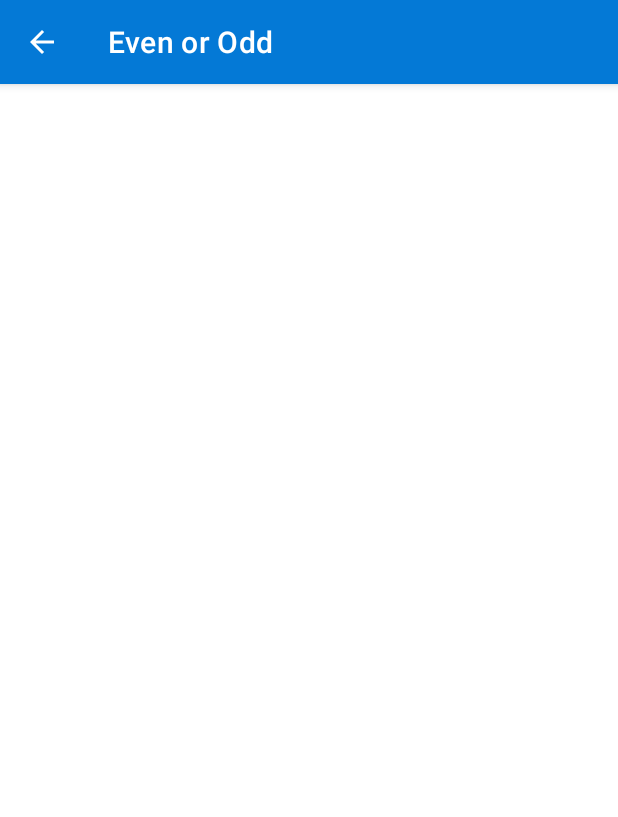
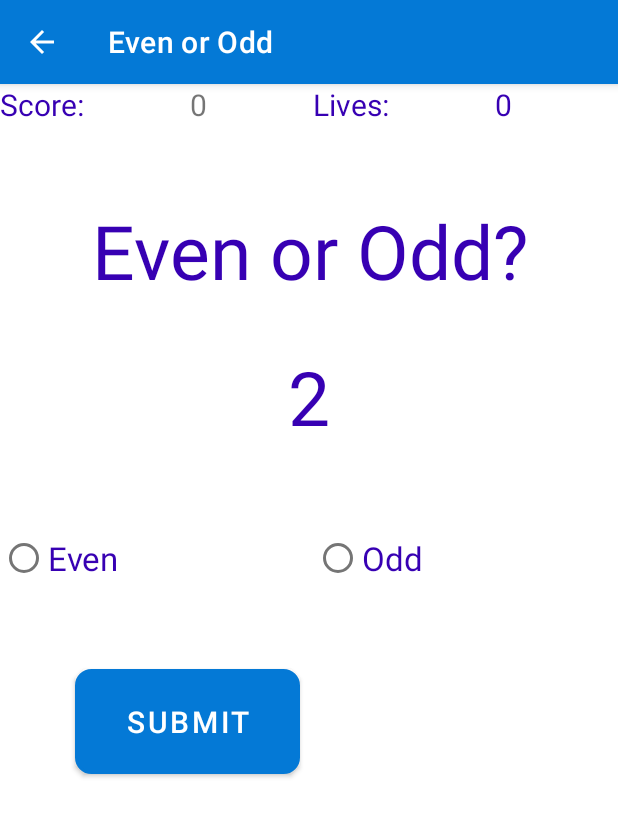
Before and after one commit to Abhi6921/AndroidMathGame, an Android app: the EvenOrOddActivity screen opened directly, with no data from a screen before it, on a phone screen of 412 x 824 dp. Shown: the top 817 px of the screen. Run offline under Robolectric (Android 15) with nearby library versions, the light colour scheme and no system bars.

Commit message:
front-end even-odd

```diff
--- a/app/src/main/res/layout/activity_even_or_odd.xml
+++ b/app/src/main/res/layout/activity_even_or_odd.xml
@@ -5,4 +5,97 @@
         xmlns:app="http://schemas.android.com/apk/res-auto"
         android:layout_width="match_parent"
         android:layout_height="wrap_content"
-        tools:context=".EvenOrOddActivity"/>
+        tools:context=".EvenOrOddActivity"
+        android:orientation="vertical">
+    <LinearLayout
+            android:orientation="horizontal"
+            android:layout_width="match_parent"
+            android:layout_height="wrap_content">
+        <TextView
+                android:text="Score:"
+                android:layout_width="wrap_content"
+                android:layout_height="wrap_content"
+                android:id="@+id/textView2"
+                android:layout_weight="1"
+                android:textColor="@color/purple_700"
+                android:textSize="20dp"
+                />
+        <TextView
+                android:text="0"
+                android:layout_width="wrap_content"
+                android:layout_height="wrap_content"
+                android:id="@+id/txtevenOddScore"
+                android:layout_weight="1"
+                android:textSize="20dp"
+                />
+        <TextView
+                android:text="Lives:"
+                android:layout_width="wrap_content"
+                android:layout_height="wrap_content"
+                android:id="@+id/textView7"
+                android:layout_weight="1"
+                android:textSize="20dp"
+                android:textColor="@color/purple_700"
+                />
+        <TextView
+                android:text="0"
+                android:layout_width="wrap_content"
+                android:layout_height="wrap_content"
+                android:id="@+id/txtevenOddLivesScore"
+                android:layout_weight="1"
+                android:textSize="20dp"
+                android:textColor="@color/purple_700"
+                />
+    </LinearLayout>
+    <TextView
+            android:text="Even or Odd?"
+            android:layout_width="match_parent"
+            android:layout_height="wrap_content"
+            android:id="@+id/textView10"
+            android:textSize="50dp"
+            android:gravity="center"
+            android:textColor="@color/purple_700"
+            android:layout_marginTop="50dp"/>
+    <TextView
+            android:text="2"
+            android:layout_width="match_parent"
+            android:layout_height="wrap_content"
+            android:id="@+id/textViewNumber"
+            android:layout_marginTop="30dp"
+            android:gravity="center"
+            android:textSize="50dp"
+            android:textColor="@color/purple_700"
+            />
+    <LinearLayout
+            android:orientation="horizontal"
+            android:layout_width="match_parent"
+            android:layout_height="wrap_content"
+            android:layout_marginTop="50dp">
+        <RadioButton
+                android:text="Even"
+                android:layout_width="wrap_content"
+                android:layout_height="wrap_content"
+                android:id="@+id/radioButtonEven"
+                android:layout_weight="1"
+                android:textColor="@color/purple_700"
+                android:textSize="22dp"/>
+        <RadioButton
+                android:text="Odd"
+                android:layout_width="wrap_content"
+                android:layout_height="wrap_content"
+                android:id="@+id/radioButtonOdd"
+                android:layout_weight="1"
+                android:textColor="@color/purple_700"
+                android:textSize="22dp"
+                />
+    </LinearLayout>
+    <Button
+            android:text="Submit"
+            android:layout_width="150dp"
+            android:layout_height="70dp"
+            android:id="@+id/btnSubmit"
+            android:layout_margin="50dp"
+            android:background="@drawable/button_shape"
+            android:backgroundTint="@null"
+            android:textSize="20sp"/>
+</LinearLayout>
```
